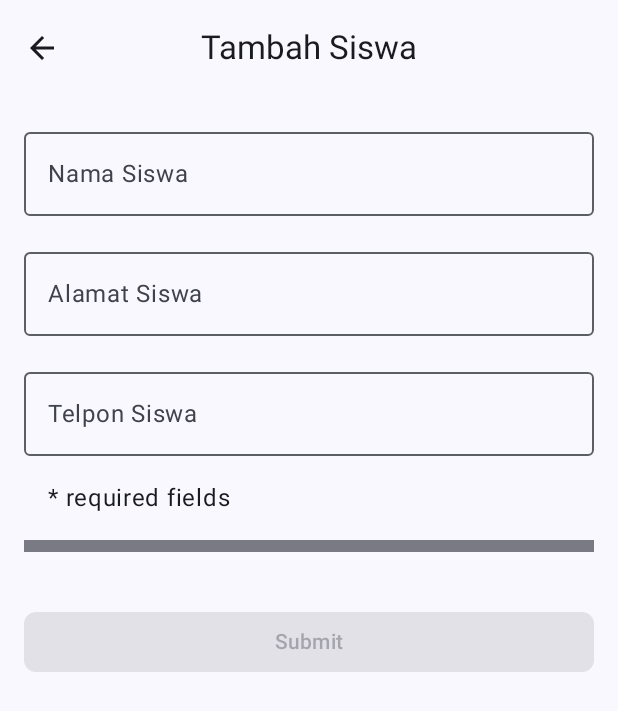
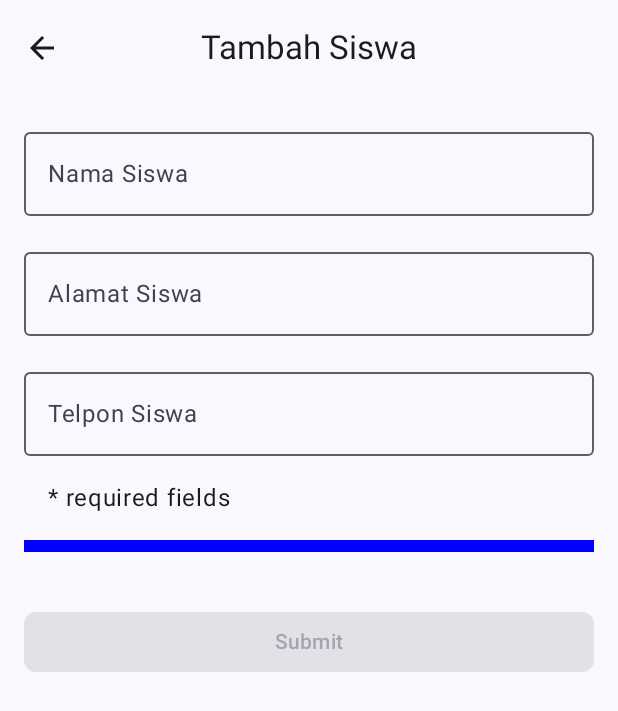
Before and after one commit to Taradwimahendra/0144_RoomDatabase, an Android app built with Jetpack Compose: the composable EntrySiswaScreen shown on its own in the app's theme, on a phone screen of 412 x 824 dp. Shown: the top 711 px of the screen. Run offline under Robolectric (Android 15) with nearby library versions, the phone set to English and light mode, and no system bars.

Commit message:
Mengubah warna HorizontalDivider menjadi biru serta sesuaikan padding dan ketebalan

```diff
--- a/app/src/main/java/com/example/pertemuan9/view/HalamanEntry.kt
+++ b/app/src/main/java/com/example/pertemuan9/view/HalamanEntry.kt
@@ -9,8 +9,8 @@ import androidx.compose.foundation.rememberScrollState
 import androidx.compose.foundation.text.KeyboardOptions
 import androidx.compose.foundation.verticalScroll
 import androidx.compose.material3.Button
-import androidx.compose.material3.Divider
 import androidx.compose.material3.ExperimentalMaterial3Api
+import androidx.compose.material3.HorizontalDivider
 import androidx.compose.material3.MaterialTheme
 import androidx.compose.material3.OutlinedTextField
 import androidx.compose.material3.Scaffold
@@ -19,23 +19,19 @@ import androidx.compose.material3.TopAppBarDefaults
 import androidx.compose.runtime.Composable
 import androidx.compose.runtime.rememberCoroutineScope
 import androidx.compose.ui.Modifier
+import androidx.compose.ui.graphics.Color
 import androidx.compose.ui.input.nestedscroll.nestedScroll
 import androidx.compose.ui.res.dimensionResource
 import androidx.compose.ui.res.stringResource
 import androidx.compose.ui.text.input.KeyboardType
 import androidx.lifecycle.viewmodel.compose.viewModel
-import com.example.pertemuan9.view.uicontroller.DestinasiNavigasi
+import com.example.pertemuan9.view.uicontroller.DestinasiEntry
 import com.example.pertemuan9.view.uicontroller.SiswaTopAppBar
 import com.example.pertemuan9.viewmodel.DetailSiswa
 import com.example.pertemuan9.viewmodel.EntryViewModel
 import com.example.pertemuan9.viewmodel.PenyediaViewModel
 import com.example.pertemuan9.viewmodel.UIStateSiswa
 import kotlinx.coroutines.launch
-
-object DestinasiEntry: DestinasiNavigasi {
-    override val route = "item_entry"
-    override val titleRes = R.string.entry_siswa
-}
 
 @OptIn(ExperimentalMaterial3Api::class)
 @Composable
@@ -143,9 +139,11 @@ fun FormInputSiswa(
                 modifier = Modifier.padding(start = dimensionResource(id = R.dimen.padding_medium))
             )
         }
-        Divider(
+      HorizontalDivider(
+            modifier = Modifier.padding(bottom = dimensionResource(R.dimen.padding_medium)),
+
             thickness = dimensionResource(R.dimen.padding_small),
-            modifier = Modifier.padding(bottom = dimensionResource(R.dimen.padding_medium))
+          color = Color.Blue
         )
     }
 }
```
